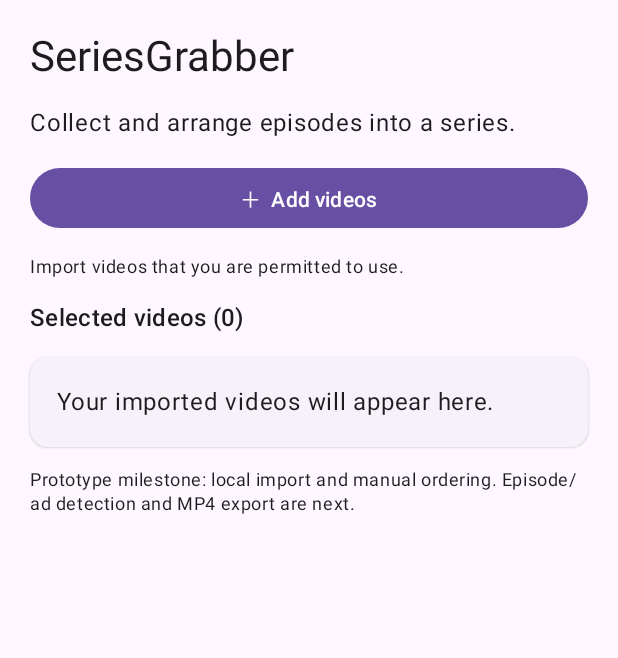
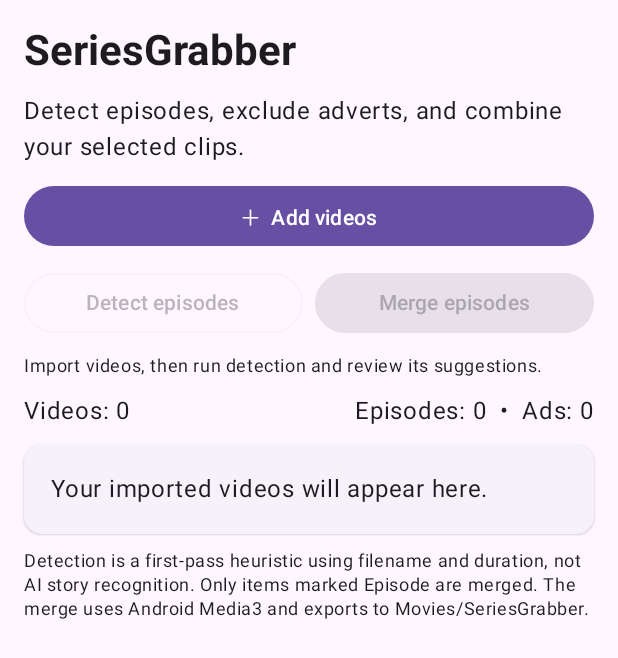
Before and after one commit to ghayas-lakis/SeriesGrabber, an Android app built with Jetpack Compose: the screen it shows after launch (MainActivity), on a phone screen of 412 x 824 dp. Shown: the top 658 px of the screen. Run offline under Robolectric (Android 15) with nearby library versions, the phone set to English and light mode, and no system bars.

Commit message:
Add episode detection review and MP4 merge controls

```diff
--- a/app/src/main/java/com/seriesgrabber/app/MainActivity.kt
+++ b/app/src/main/java/com/seriesgrabber/app/MainActivity.kt
@@ -1,6 +1,7 @@
 package com.seriesgrabber.app
 
 import android.content.Intent
+import android.content.Context
 import android.net.Uri
 import android.os.Bundle
 import android.provider.OpenableColumns
@@ -10,22 +11,31 @@ import androidx.activity.compose.setContent
 import androidx.activity.result.contract.ActivityResultContracts
 import androidx.compose.foundation.layout.*
 import androidx.compose.foundation.lazy.LazyColumn
-import androidx.compose.foundation.lazy.itemsIndexed
+import androidx.compose.foundation.lazy.items
 import androidx.compose.material3.*
 import androidx.compose.runtime.*
 import androidx.compose.ui.Modifier
+import androidx.compose.ui.platform.LocalContext
 import androidx.compose.ui.unit.dp
+import androidx.compose.ui.text.font.FontWeight
+import androidx.compose.ui.Alignment
+import androidx.compose.runtime.rememberCoroutineScope
+import kotlinx.coroutines.Dispatchers
+import kotlinx.coroutines.launch
+import kotlinx.coroutines.withContext
+import androidx.media3.common.util.UnstableApi
 
-private data class VideoItem(val uri: Uri, val name: String)
+private class VideoItem(val uri: Uri, val name: String) {
+    var analysis by mutableStateOf<VideoAnalysis?>(null)
+    var kind by mutableStateOf(VideoKind.REVIEW)
+}
 
 class MainActivity : ComponentActivity() {
     override fun onCreate(savedInstanceState: Bundle?) {
         super.onCreate(savedInstanceState)
-        setContent { MaterialTheme {
-            SeriesGrabberScreen(::displayName) { uri ->
-                contentResolver.takePersistableUriPermission(uri, Intent.FLAG_GRANT_READ_URI_PERMISSION)
-            }
-        } }
+        setContent { MaterialTheme { SeriesGrabberScreen(::displayName) { uri ->
+            contentResolver.takePersistableUriPermission(uri, Intent.FLAG_GRANT_READ_URI_PERMISSION)
+        } } }
     }
     private fun displayName(uri: Uri): String {
         contentResolver.query(uri, arrayOf(OpenableColumns.DISPLAY_NAME), null, null, null)?.use { cursor ->
@@ -38,45 +48,83 @@ class MainActivity : ComponentActivity() {
     }
 }
 
+@OptIn(UnstableApi::class)
 @Composable
 private fun SeriesGrabberScreen(readName: (Uri) -> String, retainAccess: (Uri) -> Unit) {
+    val context = LocalContext.current
     val videos = remember { mutableStateListOf<VideoItem>() }
-    var message by remember { mutableStateOf("Import videos that you are permitted to use.") }
+    val scope = rememberCoroutineScope()
+    var message by remember { mutableStateOf("Import videos, then run detection and review its suggestions.") }
+    var analyzing by remember { mutableStateOf(false) }
+    var exporting by remember { mutableStateOf(false) }
     val picker = rememberLauncherForActivityResult(ActivityResultContracts.OpenMultipleDocuments()) { selected ->
         var added = 0
         selected.forEach { uri ->
             runCatching { retainAccess(uri) }
             if (videos.none { it.uri == uri }) { videos.add(VideoItem(uri, readName(uri))); added++ }
         }
-        message = if (added > 0) "$added video(s) added." else "No new videos selected."
+        message = if (added > 0) "$added video(s) added. Run detection next." else "No new videos selected."
     }
+
     Scaffold { padding ->
-        Column(Modifier.fillMaxSize().padding(padding).padding(20.dp), verticalArrangement = Arrangement.spacedBy(14.dp)) {
-            Text("SeriesGrabber", style = MaterialTheme.typography.headlineMedium)
-            Text("Collect and arrange episodes into a series.")
+        Column(Modifier.fillMaxSize().padding(padding).padding(16.dp), verticalArrangement = Arrangement.spacedBy(10.dp)) {
+            Text("SeriesGrabber", style = MaterialTheme.typography.headlineMedium, fontWeight = FontWeight.Bold)
+            Text("Detect episodes, exclude adverts, and combine your selected clips.")
             Button(onClick = { picker.launch(arrayOf("video/*")) }, modifier = Modifier.fillMaxWidth()) { Text("＋  Add videos") }
+            Row(horizontalArrangement = Arrangement.spacedBy(8.dp), modifier = Modifier.fillMaxWidth()) {
+                OutlinedButton(enabled = videos.isNotEmpty() && !analyzing, onClick = {
+                    scope.launch {
+                        analyzing = true
+                        message = "Analyzing ${videos.size} videos…"
+                        val results = withContext(Dispatchers.IO) { videos.map { it to VideoAnalyzer.analyze(context, it.uri, it.name) } }
+                        results.forEach { (item, result) -> item.analysis = result; item.kind = result.suggestedKind }
+                        analyzing = false
+                        message = "Detection finished. Review the suggestions before merging."
+                    }
+                }, modifier = Modifier.weight(1f)) { Text(if (analyzing) "Analyzing…" else "Detect episodes") }
+                Button(enabled = videos.count { it.kind == VideoKind.EPISODE } >= 2 && !exporting, onClick = {
+                    val episodeUris = videos.filter { it.kind == VideoKind.EPISODE }.map { it.uri }
+                    exporting = true
+                    try {
+                        VideoMerger.export(context, episodeUris) { result -> message = result; exporting = result.startsWith("Merging") }
+                    } catch (error: Exception) {
+                        message = error.message ?: "Could not start merge"
+                        exporting = false
+                    }
+                }, modifier = Modifier.weight(1f)) { Text(if (exporting) "Merging…" else "Merge episodes") }
+            }
             Text(message, style = MaterialTheme.typography.bodySmall)
-            Text("Selected videos (${videos.size})", style = MaterialTheme.typography.titleMedium)
+            Row(Modifier.fillMaxWidth(), horizontalArrangement = Arrangement.SpaceBetween) {
+                Text("Videos: ${videos.size}")
+                Text("Episodes: ${videos.count { it.kind == VideoKind.EPISODE }}  •  Ads: ${videos.count { it.kind == VideoKind.AD }}")
+            }
             if (videos.isEmpty()) {
                 ElevatedCard(Modifier.fillMaxWidth()) { Text("Your imported videos will appear here.", Modifier.padding(18.dp)) }
             } else {
-                LazyColumn(verticalArrangement = Arrangement.spacedBy(8.dp)) {
-                    itemsIndexed(videos, key = { _, item -> item.uri.toString() }) { index, item ->
+                LazyColumn(verticalArrangement = Arrangement.spacedBy(8.dp), modifier = Modifier.weight(1f)) {
+                    items(videos, key = { it.uri.toString() }) { item ->
                         ElevatedCard(Modifier.fillMaxWidth()) {
-                            Column(Modifier.padding(12.dp)) {
-                                Text("Episode ${index + 1}", style = MaterialTheme.typography.labelMedium)
-                                Text(item.name, style = MaterialTheme.typography.bodyLarge)
+                            Column(Modifier.padding(12.dp), verticalArrangement = Arrangement.spacedBy(6.dp)) {
+                                Text(item.name, style = MaterialTheme.typography.titleSmall)
+                                val result = item.analysis
+                                if (result == null) Text("Not analyzed yet", style = MaterialTheme.typography.bodySmall)
+                                else Text("${result.durationMs / 1000}s • ${result.width}×${result.height} • confidence ${result.confidence}% — ${result.reason}", style = MaterialTheme.typography.bodySmall)
+                                Row(verticalAlignment = Alignment.CenterVertically, horizontalArrangement = Arrangement.spacedBy(4.dp)) {
+                                    FilterChip(selected = item.kind == VideoKind.EPISODE, onClick = { item.kind = VideoKind.EPISODE }, label = { Text("Episode") })
+                                    FilterChip(selected = item.kind == VideoKind.AD, onClick = { item.kind = VideoKind.AD }, label = { Text("Ad") })
+                                    FilterChip(selected = item.kind == VideoKind.REVIEW, onClick = { item.kind = VideoKind.REVIEW }, label = { Text("Review") })
+                                }
                                 Row(horizontalArrangement = Arrangement.spacedBy(6.dp)) {
-                                    TextButton(enabled = index > 0, onClick = { val moved = videos.removeAt(index); videos.add(index - 1, moved) }) { Text("Move up") }
-                                    TextButton(enabled = index < videos.lastIndex, onClick = { val moved = videos.removeAt(index); videos.add(index + 1, moved) }) { Text("Move down") }
-                                    TextButton(onClick = { videos.removeAt(index) }) { Text("Remove") }
+                                    TextButton(enabled = videos.indexOf(item) > 0, onClick = { val i = videos.indexOf(item); videos.removeAt(i); videos.add(i - 1, item) }) { Text("Move up") }
+                                    TextButton(enabled = videos.indexOf(item) < videos.lastIndex, onClick = { val i = videos.indexOf(item); videos.removeAt(i); videos.add(i + 1, item) }) { Text("Move down") }
+                                    TextButton(onClick = { videos.remove(item) }) { Text("Remove") }
                                 }
                             }
                         }
                     }
                 }
             }
-            Text("Prototype milestone: local import and manual ordering. Episode/ad detection and MP4 export are next.", style = MaterialTheme.typography.bodySmall)
+            Text("Detection is a first-pass heuristic using filename and duration, not AI story recognition. Only items marked Episode are merged. The merge uses Android Media3 and exports to Movies/SeriesGrabber.", style = MaterialTheme.typography.bodySmall)
         }
     }
 }
```
